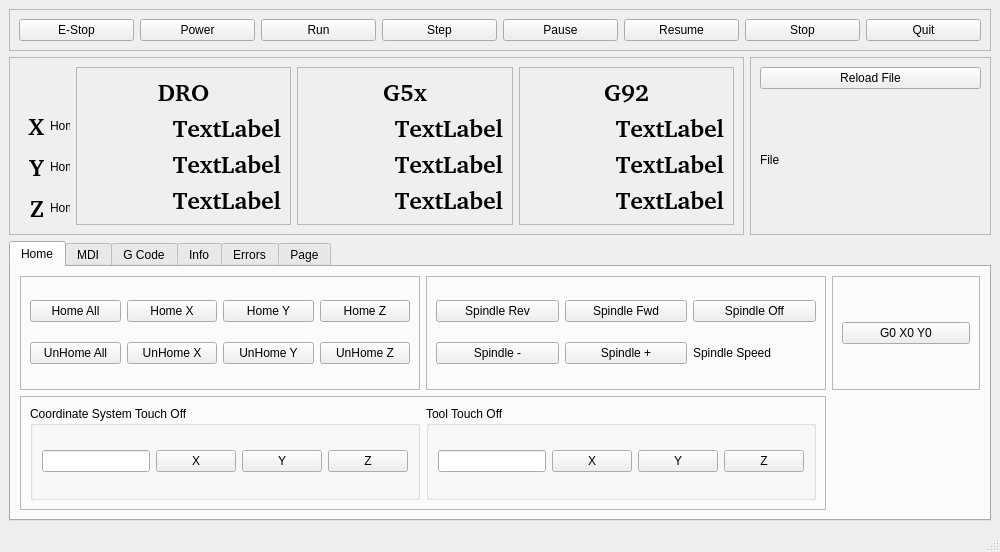
Qt form examples/touch/touch.ui (jethornton/flexgui) before a commit.
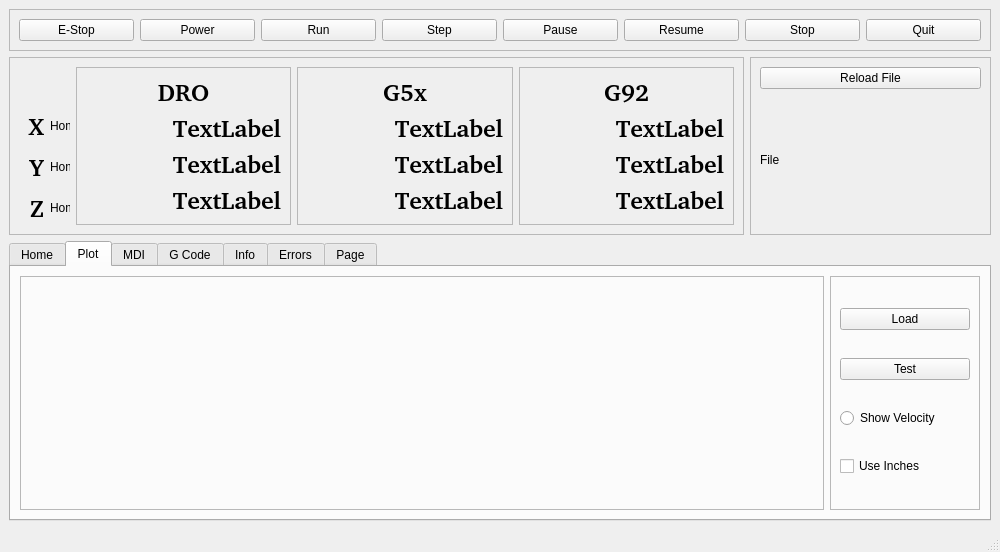
The same form after that commit. The open tabs and pages were chosen to show the change.

```diff
--- a/examples/touch/touch.ui
+++ b/examples/touch/touch.ui
@@ -252,6 +252,75 @@
         </item>
        </layout>
       </widget>
+      <widget class="QWidget" name="tab_7">
+       <attribute name="title">
+        <string>Plot</string>
+       </attribute>
+       <layout class="QGridLayout" name="gridLayout_12">
+        <item row="0" column="0">
+         <widget class="QFrame" name="plot_widget">
+          <property name="frameShape">
+           <enum>QFrame::StyledPanel</enum>
+          </property>
+          <property name="frameShadow">
+           <enum>QFrame::Raised</enum>
+          </property>
+         </widget>
+        </item>
+        <item row="0" column="1">
+         <widget class="QFrame" name="frame_14">
+          <property name="sizePolicy">
+           <sizepolicy hsizetype="Minimum" vsizetype="Preferred">
+            <horstretch>0</horstretch>
+            <verstretch>0</verstretch>
+           </sizepolicy>
+          </property>
+          <property name="maximumSize">
+           <size>
+            <width>150</width>
+            <height>16777215</height>
+           </size>
+          </property>
+          <property name="frameShape">
+           <enum>QFrame::StyledPanel</enum>
+          </property>
+          <property name="frameShadow">
+           <enum>QFrame::Raised</enum>
+          </property>
+          <layout class="QGridLayout" name="gridLayout_22">
+           <item row="2" column="0">
+            <widget class="QRadioButton" name="show_vel_rb">
+             <property name="text">
+              <string>Show Velocity</string>
+             </property>
+            </widget>
+           </item>
+           <item row="0" column="0">
+            <widget class="QPushButton" name="load_pb">
+             <property name="text">
+              <string>Load</string>
+             </property>
+            </widget>
+           </item>
+           <item row="1" column="0">
+            <widget class="QPushButton" name="test_pb">
+             <property name="text">
+              <string>Test</string>
+             </property>
+            </widget>
+           </item>
+           <item row="3" column="0">
+            <widget class="QCheckBox" name="view_inches_cb">
+             <property name="text">
+              <string>Use Inches</string>
+             </property>
+            </widget>
+           </item>
+          </layout>
+         </widget>
+        </item>
+       </layout>
+      </widget>
       <widget class="QWidget" name="tab_4">
        <attribute name="title">
         <string>MDI</string>
```
